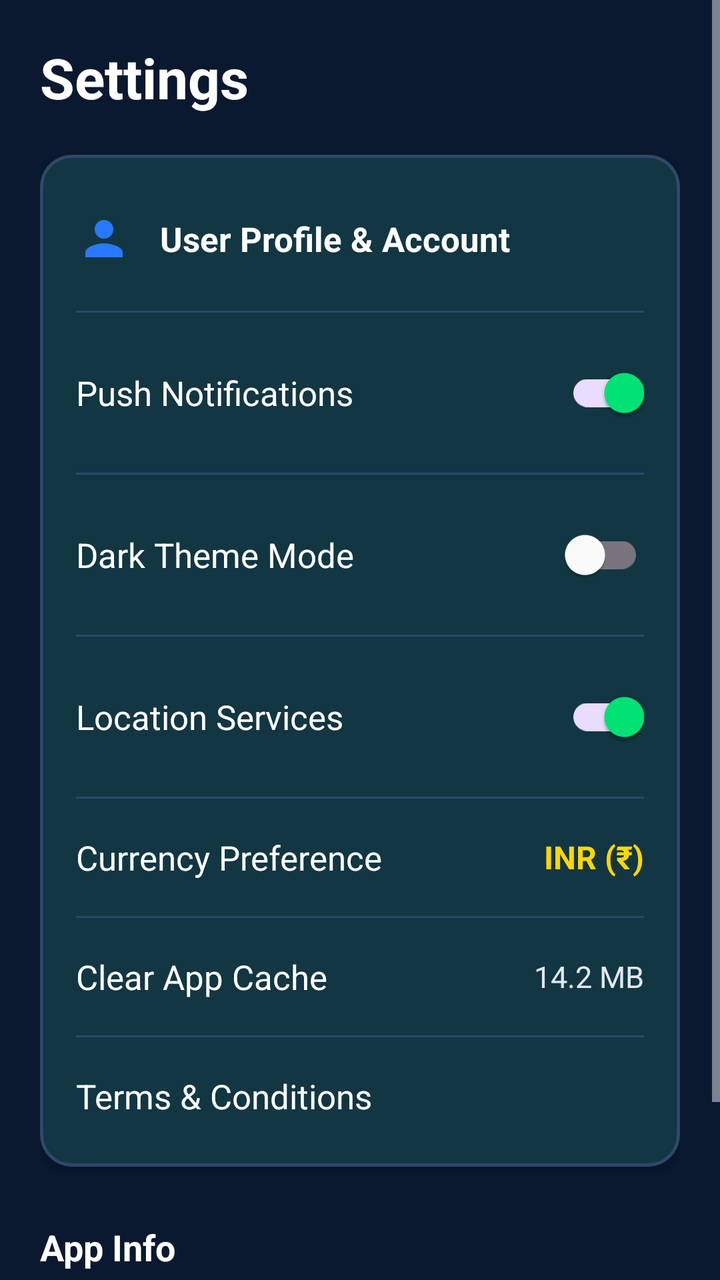
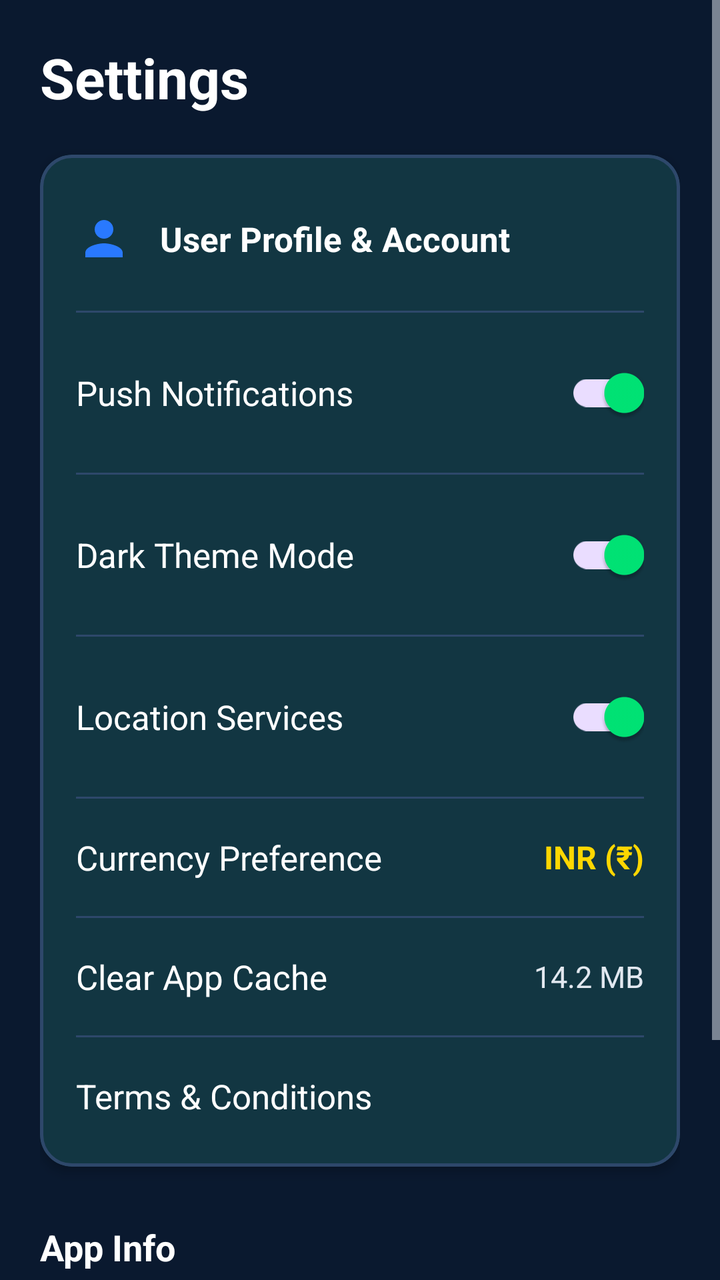

Screens rendered from an Android XML layout before and after an edit, with the pre-edit source and the edit as a unified diff.
<!-- AndroidManifest.xml: application theme Theme.TwelveMan -->
<!-- res/layout/fragment_settings.xml -->
<?xml version="1.0" encoding="utf-8"?>
<ScrollView xmlns:android="http://schemas.android.com/apk/res/android"
    xmlns:app="http://schemas.android.com/apk/res-auto"
    android:layout_width="match_parent"
    android:layout_height="match_parent"
    android:background="@color/bg_light"
    android:fillViewport="true">

    <LinearLayout
        android:layout_width="match_parent"
        android:layout_height="wrap_content"
        android:orientation="vertical"
        android:padding="20dp">

        <TextView
            android:layout_width="wrap_content"
            android:layout_height="wrap_content"
            android:text="Settings"
            android:textColor="@color/text_primary"
            android:textSize="28sp"
            android:textStyle="bold" />

        <com.google.android.material.card.MaterialCardView
            android:layout_width="match_parent"
            android:layout_height="wrap_content"
            android:layout_marginTop="20dp"
            app:cardCornerRadius="16dp"
            app:cardElevation="3dp"
            app:strokeColor="@color/card_border"
            app:strokeWidth="1.5dp">

            <LinearLayout
                android:layout_width="match_parent"
                android:layout_height="wrap_content"
                android:orientation="vertical"
                android:padding="18dp">

                
                <LinearLayout
                    android:id="@+id/layoutProfileOption"
                    android:layout_width="match_parent"
                    android:layout_height="wrap_content"
                    android:background="?attr/selectableItemBackground"
                    android:gravity="center_vertical"
                    android:orientation="horizontal"
                    android:paddingVertical="10dp">

                    <ImageView
                        android:layout_width="28dp"
                        android:layout_height="28dp"
                        android:src="@drawable/ic_person"
                        app:tint="@color/accent_blue" />

                    <TextView
                        android:layout_width="0dp"
                        android:layout_height="wrap_content"
                        android:layout_marginStart="14dp"
                        android:layout_weight="1"
                        android:text="User Profile &amp; Account"
                        android:textColor="@color/text_primary"
                        android:textSize="17sp"
                        android:textStyle="bold" />
                </LinearLayout>

                <View
                    android:layout_width="match_parent"
                    android:layout_height="1dp"
                    android:layout_marginVertical="12dp"
                    android:background="@color/card_border" />

                
                <LinearLayout
                    android:layout_width="match_parent"
                    android:layout_height="wrap_content"
                    android:gravity="center_vertical"
                    android:orientation="horizontal"
                    android:paddingVertical="4dp">

                    <TextView
                        android:layout_width="0dp"
                        android:layout_height="wrap_content"
                        android:layout_weight="1"
                        android:text="Push Notifications"
                        android:textColor="@color/text_primary"
                        android:textSize="17sp" />

                    <com.google.android.material.switchmaterial.SwitchMaterial
                        android:id="@+id/switchNotifications"
                        android:layout_width="wrap_content"
                        android:layout_height="wrap_content"
                        android:checked="true" />
                </LinearLayout>

                <View
                    android:layout_width="match_parent"
                    android:layout_height="1dp"
                    android:layout_marginVertical="12dp"
                    android:background="@color/card_border" />

                
                <LinearLayout
                    android:layout_width="match_parent"
                    android:layout_height="wrap_content"
                    android:gravity="center_vertical"
                    android:orientation="horizontal"
                    android:paddingVertical="4dp">

                    <TextView
                        android:layout_width="0dp"
                        android:layout_height="wrap_content"
                        android:layout_weight="1"
                        android:text="Dark Theme Mode"
                        android:textColor="@color/text_primary"
                        android:textSize="17sp" />

                    <com.google.android.material.switchmaterial.SwitchMaterial
                        android:id="@+id/switchDarkMode"
                        android:layout_width="wrap_content"
                        android:layout_height="wrap_content"
                        android:checked="false" />
                </LinearLayout>

                <View
                    android:layout_width="match_parent"
                    android:layout_height="1dp"
                    android:layout_marginVertical="12dp"
                    android:background="@color/card_border" />

                
                <LinearLayout
                    android:layout_width="match_parent"
                    android:layout_height="wrap_content"
                    android:gravity="center_vertical"
                    android:orientation="horizontal"
                    android:paddingVertical="4dp">

                    <TextView
                        android:layout_width="0dp"
                        android:layout_height="wrap_content"
                        android:layout_weight="1"
                        android:text="Location Services"
                        android:textColor="@color/text_primary"
                        android:textSize="17sp" />

                    <com.google.android.material.switchmaterial.SwitchMaterial
                        android:id="@+id/switchLocation"
                        android:layout_width="wrap_content"
                        android:layout_height="wrap_content"
                        android:checked="true" />
                </LinearLayout>

                <View
                    android:layout_width="match_parent"
                    android:layout_height="1dp"
                    android:layout_marginVertical="12dp"
                    android:background="@color/card_border" />

                
                <LinearLayout
                    android:id="@+id/layoutCurrency"
                    android:layout_width="match_parent"
                    android:layout_height="wrap_content"
                    android:background="?attr/selectableItemBackground"
                    android:gravity="center_vertical"
                    android:orientation="horizontal"
                    android:paddingVertical="6dp">

                    <TextView
                        android:layout_width="0dp"
                        android:layout_height="wrap_content"
                        android:layout_weight="1"
                        android:text="Currency Preference"
                        android:textColor="@color/text_primary"
                        android:textSize="17sp" />

                    <TextView
                        android:id="@+id/tvCurrencyValue"
                        android:layout_width="wrap_content"
                        android:layout_height="wrap_content"
                        android:text="INR (₹)"
                        android:textColor="@color/accent_gold"
                        android:textSize="16sp"
                        android:textStyle="bold" />
                </LinearLayout>

                <View
                    android:layout_width="match_parent"
                    android:layout_height="1dp"
                    android:layout_marginVertical="12dp"
                    android:background="@color/card_border" />

                
                <LinearLayout
                    android:id="@+id/layoutClearCache"
                    android:layout_width="match_parent"
                    android:layout_height="wrap_content"
                    android:background="?attr/selectableItemBackground"
                    android:gravity="center_vertical"
                    android:orientation="horizontal"
                    android:paddingVertical="6dp">

                    <TextView
                        android:layout_width="0dp"
                        android:layout_height="wrap_content"
                        android:layout_weight="1"
                        android:text="Clear App Cache"
                        android:textColor="@color/text_primary"
                        android:textSize="17sp" />

                    <TextView
                        android:layout_width="wrap_content"
                        android:layout_height="wrap_content"
                        android:text="14.2 MB"
                        android:textColor="@color/text_secondary"
                        android:textSize="15sp" />
                </LinearLayout>

                <View
                    android:layout_width="match_parent"
                    android:layout_height="1dp"
                    android:layout_marginVertical="12dp"
                    android:background="@color/card_border" />

                
                <LinearLayout
                    android:id="@+id/layoutTerms"
                    android:layout_width="match_parent"
                    android:layout_height="wrap_content"
                    android:background="?attr/selectableItemBackground"
                    android:gravity="center_vertical"
                    android:orientation="horizontal"
                    android:paddingVertical="6dp">

                    <TextView
                        android:layout_width="0dp"
                        android:layout_height="wrap_content"
                        android:layout_weight="1"
                        android:text="Terms &amp; Conditions"
                        android:textColor="@color/text_primary"
                        android:textSize="17sp" />
                </LinearLayout>
            </LinearLayout>
        </com.google.android.material.card.MaterialCardView>

        <TextView
            android:layout_width="wrap_content"
            android:layout_height="wrap_content"
            android:layout_marginTop="28dp"
            android:text="App Info"
            android:textColor="@color/text_primary"
            android:textSize="18sp"
            android:textStyle="bold" />

        <TextView
            android:layout_width="wrap_content"
            android:layout_height="wrap_content"
            android:layout_marginTop="8dp"
            android:paddingBottom="24dp"
            android:text="12THMAN Cricket App v1.0.0\nDeveloped for Cricket Players, Umpires &amp; Organizers"
            android:textColor="@color/text_secondary"
            android:textSize="15sp" />
    </LinearLayout>
</ScrollView>
<!-- resources referenced by this layout -->
<resources>
  <color name="accent_blue">#2979FF</color>
  <color name="accent_gold">#FFD700</color>
  <color name="bg_light">#0A192F</color>
  <color name="card_border">#2E486B</color>
  <color name="text_primary">#FFFFFF</color>
  <color name="text_secondary">#E2E8F0</color>
  <!-- drawable ic_person (drawable) -->
  <vector xmlns:android="http://schemas.android.com/apk/res/android"
      android:width="24dp"
      android:height="24dp"
      android:viewportWidth="24"
      android:viewportHeight="24">
    <path
        android:fillColor="#FF000000"
        android:pathData="M12,12c2.21,0 4,-1.79 4,-4s-1.79,-4 -4,-4 -4,1.79 -4,4 1.79,4 4,4zm0,2c-2.67,0 -8,1.34 -8,4v2h16v-2c0,-2.66 -5.33,-4 -8,-4z"/>
  </vector>
  <color name="accent_green">#00E676</color>
  <color name="primary_variant">#14273E</color>
  <color name="primary_navy">#0A192F</color>
  <color name="text_white">#FFFFFF</color>
  <color name="surface_white">#14273E</color>
  <color name="text_hint">#A0AEC0</color>
  <style name="TextAppearance.TwelveMan.HeadlineLarge" parent="TextAppearance.Material3.HeadlineLarge">
          <item name="android:textSize">@dimen/text_size_hero</item>
          <item name="android:textStyle">bold</item>
          <item name="android:textColor">@color/text_primary</item>
      </style>
  <style name="TextAppearance.TwelveMan.HeadlineMedium" parent="TextAppearance.Material3.HeadlineMedium">
          <item name="android:textSize">@dimen/text_size_display</item>
          <item name="android:textStyle">bold</item>
          <item name="android:textColor">@color/text_primary</item>
      </style>
  <style name="TextAppearance.TwelveMan.TitleLarge" parent="TextAppearance.Material3.TitleLarge">
          <item name="android:textSize">@dimen/text_size_headline</item>
          <item name="android:textStyle">bold</item>
          <item name="android:textColor">@color/text_primary</item>
      </style>
  <style name="TextAppearance.TwelveMan.BodyLarge" parent="TextAppearance.Material3.BodyLarge">
          <item name="android:textSize">@dimen/text_size_body</item>
          <item name="android:textColor">@color/text_primary</item>
      </style>
  <style name="TextAppearance.TwelveMan.BodyMedium" parent="TextAppearance.Material3.BodyMedium">
          <item name="android:textSize">@dimen/text_size_body_secondary</item>
          <item name="android:textColor">@color/text_secondary</item>
      </style>
  <dimen name="text_size_hero">34sp</dimen>
  <dimen name="text_size_display">28sp</dimen>
  <dimen name="text_size_headline">24sp</dimen>
  <dimen name="text_size_body">16sp</dimen>
  <dimen name="text_size_body_secondary">15sp</dimen>
  <!-- unchanged entries left out for length: 1 -->
</resources>

<!-- the commit's change to res/layout/fragment_settings.xml (unified diff, before → after) -->
@@ -4,7 +4,9 @@
     android:layout_width="match_parent"
     android:layout_height="match_parent"
     android:background="@color/bg_light"
-    android:fillViewport="true">
+    android:clipToPadding="false"
+    android:fillViewport="true"
+    android:paddingBottom="36dp">
 
     <LinearLayout
         android:layout_width="match_parent"
@@ -41,6 +43,8 @@
                     android:layout_width="match_parent"
                     android:layout_height="wrap_content"
                     android:background="?attr/selectableItemBackground"
+                    android:clickable="true"
+                    android:focusable="true"
                     android:gravity="center_vertical"
                     android:orientation="horizontal"
                     android:paddingVertical="10dp">
@@ -117,7 +121,7 @@
                         android:id="@+id/switchDarkMode"
                         android:layout_width="wrap_content"
                         android:layout_height="wrap_content"
-                        android:checked="false" />
+                        android:checked="true" />
                 </LinearLayout>
 
                 <View
@@ -161,6 +165,8 @@
                     android:layout_width="match_parent"
                     android:layout_height="wrap_content"
                     android:background="?attr/selectableItemBackground"
+                    android:clickable="true"
+                    android:focusable="true"
                     android:gravity="center_vertical"
                     android:orientation="horizontal"
                     android:paddingVertical="6dp">
@@ -195,6 +201,8 @@
                     android:layout_width="match_parent"
                     android:layout_height="wrap_content"
                     android:background="?attr/selectableItemBackground"
+                    android:clickable="true"
+                    android:focusable="true"
                     android:gravity="center_vertical"
                     android:orientation="horizontal"
                     android:paddingVertical="6dp">
@@ -227,6 +235,8 @@
                     android:layout_width="match_parent"
                     android:layout_height="wrap_content"
                     android:background="?attr/selectableItemBackground"
+                    android:clickable="true"
+                    android:focusable="true"
                     android:gravity="center_vertical"
                     android:orientation="horizontal"
                     android:paddingVertical="6dp">
